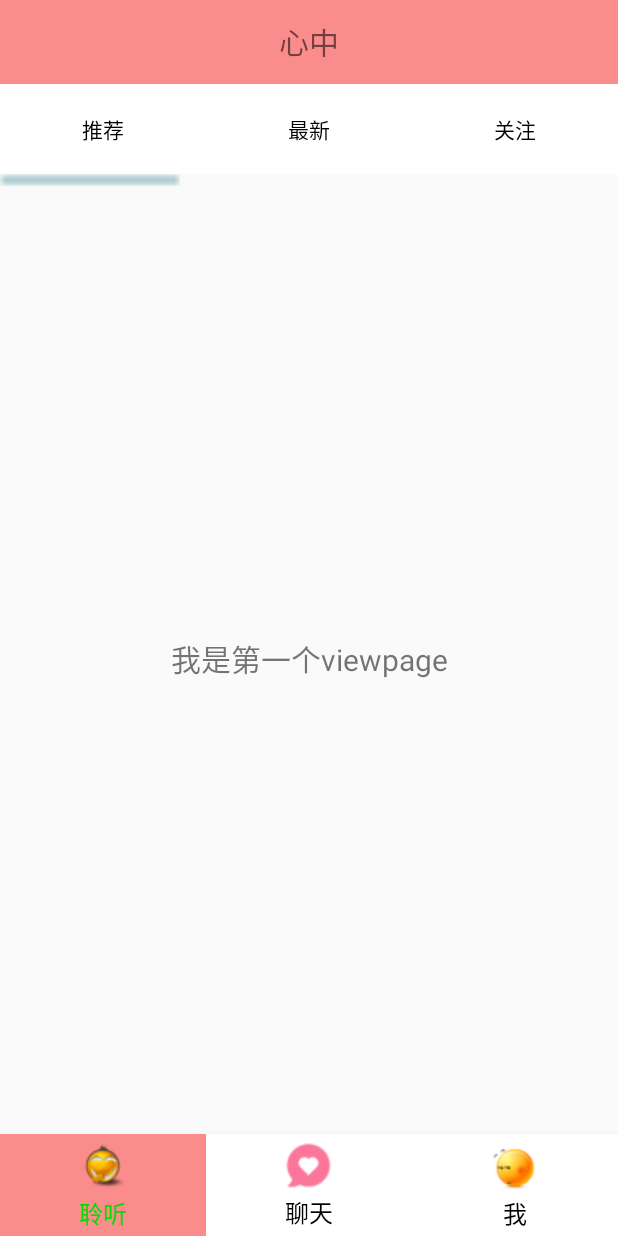
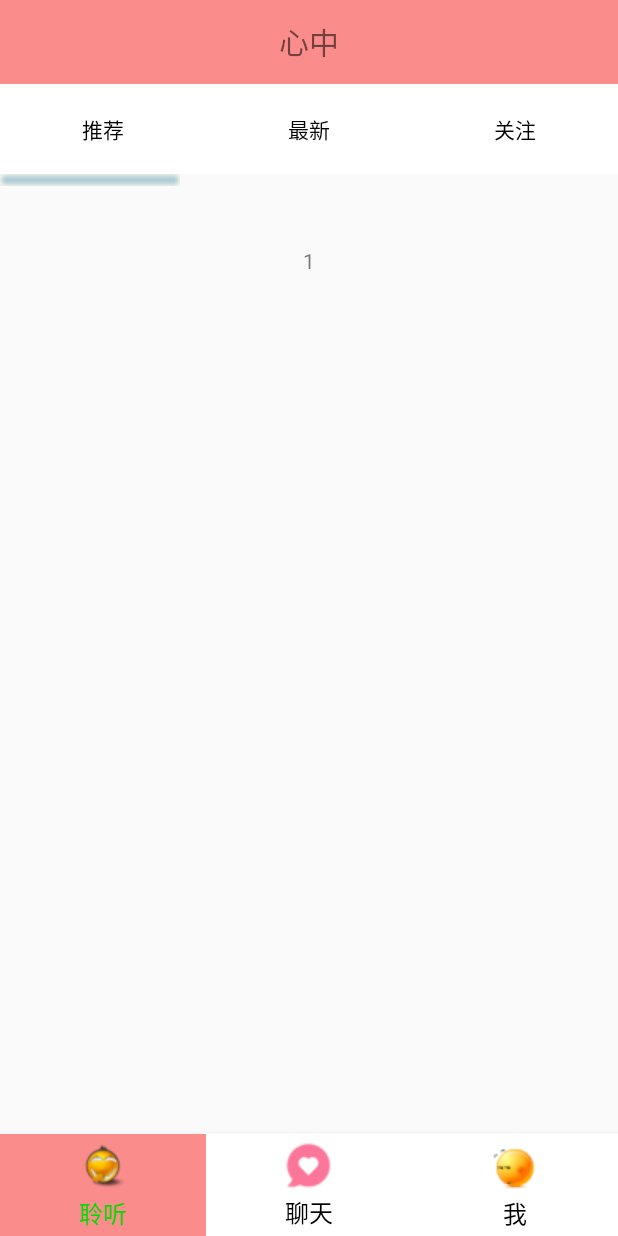
Before and after one commit to chenxuanhe77/Heart, an Android app: the screen it shows after launch (MainActivity), on a phone screen of 412 x 824 dp. Run offline under Robolectric (Android 15) with nearby library versions, the phone set to English and light mode, and no system bars; our stand-ins replace CircleImageView.

Commit message:
更改。

```diff
--- a/app/build.gradle
+++ b/app/build.gradle
@@ -27,4 +27,5 @@ dependencies {
     compile 'com.android.support:appcompat-v7:24.2.1'
     testCompile 'junit:junit:4.12'
     compile 'com.android.support:support-v4:24.2.1'
+    compile 'com.android.support:recyclerview-v7:24.2.1'
 }
--- a/app/src/main/AndroidManifest.xml
+++ b/app/src/main/AndroidManifest.xml
@@ -22,6 +22,7 @@
         <activity android:name=".MyView.XiangGuanActivity"/>
         <activity android:name=".MyView.GuanLiActivity"/>
         <activity android:name=".MyView.SettingActivity"/>
+
     </application>
 
 </manifest>
--- a/app/src/main/java/com/example/chenxuanhe/heart/FragmentActivity1.java
+++ b/app/src/main/java/com/example/chenxuanhe/heart/FragmentActivity1.java
@@ -38,25 +38,34 @@ public class FragmentActivity1  extends Fragment implements View.OnClickListener
     private int one = 0 ;
     private int two = 0;
 
+    private TextView tv;
+
+    private ArrayList<View> viewList;
+
+    View view1,view2,view3;
+
 
     private String content;
 
     public FragmentActivity1(){}
 
-    public FragmentActivity1(String content) {
+    /*public FragmentActivity1(String content) {
         this.content=content;
-    }
+    }*/
 
     public View onCreateView(LayoutInflater inflater, ViewGroup container, Bundle savedInstanceState){
+
         View view = inflater.inflate(R.layout.fg_content_one,container,false);
         viewPager = (ViewPager) view.findViewById(R.id.viewpage);
         line = (ImageView) view.findViewById(R.id.down_Line);
         tuijian = (TextView) view.findViewById(R.id.tuijian);
         zuixin = (TextView) view.findViewById(R.id.zuixin);
         guanzhu = (TextView) view.findViewById(R.id.guanzhu);
+
         initView();
         return view;
     }
+
 
     /**
      * 绑定，计算偏移量滑动
@@ -82,11 +91,13 @@ public class FragmentActivity1  extends Fragment implements View.OnClickListener
         viewPager.setAdapter(new MyPagerAdapter(listViews));
         viewPager.setCurrentItem(0);
 
+
         tuijian.setOnClickListener(this);
         zuixin.setOnClickListener(this);
         guanzhu.setOnClickListener(this);
 
         viewPager.addOnPageChangeListener(this);
+
     }
 
     /**
--- a/app/src/main/java/com/example/chenxuanhe/heart/MainActivity.java
+++ b/app/src/main/java/com/example/chenxuanhe/heart/MainActivity.java
@@ -58,7 +58,7 @@ public class MainActivity extends AppCompatActivity implements View.OnClickListe
     }
 
     /**
-     * 初始化viewpage都没有被点击
+     * 初始化fragent都没有被点击
      */
     private void setSelect(){
         txt_lingting1.setSelected(false);
--- a/app/src/main/java/com/example/chenxuanhe/heart/MyPagerAdapter.java
+++ b/app/src/main/java/com/example/chenxuanhe/heart/MyPagerAdapter.java
@@ -1,5 +1,6 @@
 package com.example.chenxuanhe.heart;
 
+import android.app.Activity;
 import android.support.v4.view.PagerAdapter;
 import android.view.View;
 import android.view.ViewGroup;
@@ -16,8 +17,11 @@ public class MyPagerAdapter extends PagerAdapter {
 
     private ArrayList<View> viewLists;
     private ArrayList<String> titleLists;
+    private Activity activity;
 
-    public MyPagerAdapter(){}
+    public MyPagerAdapter(Activity activity){
+        this.activity = activity;
+    }
 
     public MyPagerAdapter(ArrayList<View> viewLists) {
         this.viewLists = viewLists;
--- a/app/src/main/res/layout/activity_main.xml
+++ b/app/src/main/res/layout/activity_main.xml
@@ -91,7 +91,6 @@
         android:layout_above="@id/line_tab1"
         android:id="@+id/frag_of_all1">
 
-
     </FrameLayout>
 
 </RelativeLayout>
--- a/app/src/main/res/layout/fg_content_two.xml
+++ b/app/src/main/res/layout/fg_content_two.xml
@@ -11,7 +11,7 @@
         android:layout_width="match_parent"
         android:layout_height="match_parent"
         android:gravity="center"
-        android:text="44444444444444"
+        android:text="聊天系统，最后开发~~~"
         android:textSize="20sp" />
 
 
--- a/app/src/main/res/layout/view_tuijian.xml
+++ b/app/src/main/res/layout/view_tuijian.xml
@@ -3,11 +3,21 @@
     android:orientation="vertical" android:layout_width="match_parent"
     android:layout_height="match_parent">
 
-    <TextView
-        android:layout_width="match_parent"
-        android:layout_height="match_parent"
-        android:gravity="center"
-        android:text="我是第一个viewpage"
-        android:textSize="20dp" />
+        <TextView
+            android:id="@+id/tv"
+            android:layout_width="100dp"
+            android:layout_gravity="center"
+            android:layout_height="100dp"
+            android:gravity="center"
+            android:text="1" />
+
+
+
+        <android.support.v7.widget.RecyclerView
+            android:id="@+id/recycler_view_tuijian"
+            android:layout_width="fill_parent"
+            android:layout_height="fill_parent"
+            />
+
 
 </LinearLayout>
```
Also changed, not shown: app/src/main/java/com/example/chenxuanhe/heart/MyView/DengJiActivity.java (+2 -9 lines), app/src/main/java/com/example/chenxuanhe/heart/MyView/GuanLiActivity.java (+11 -0 lines), app/src/main/java/com/example/chenxuanhe/heart/MyView/SettingActivity.java (+11 -0 lines), app/src/main/java/com/example/chenxuanhe/heart/MyView/SiXinActivity.java (+11 -0 lines), app/src/main/java/com/example/chenxuanhe/heart/MyView/XiangGuanActivity.java (+11 -0 lines), app/src/main/java/com/example/chenxuanhe/heart/Page/Page1.java (added, +27 -0 lines), app/src/main/res/layout/fg_content_three.xml (+4 -4 lines), app/src/main/res/drawable/backoff.png.
